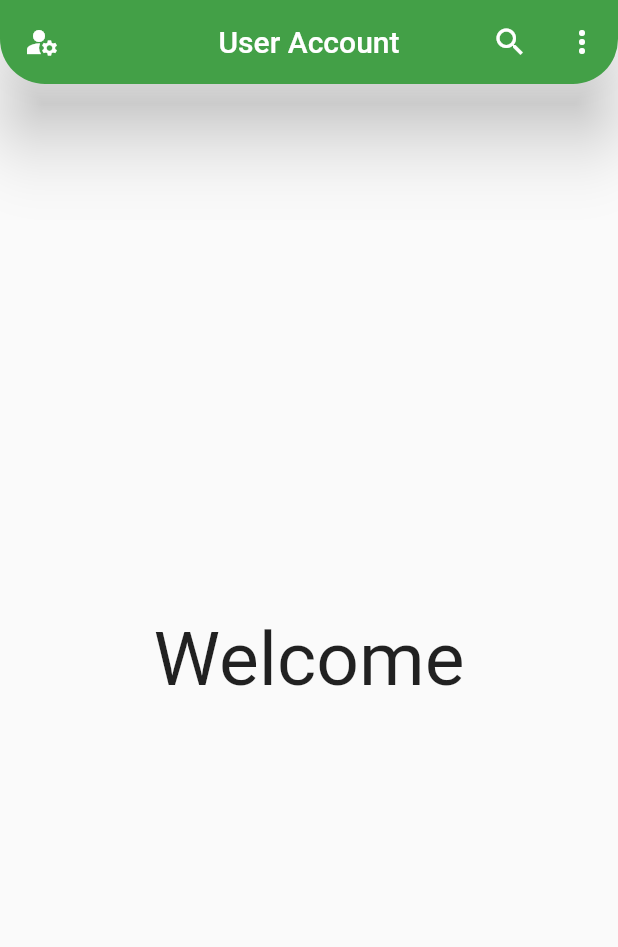
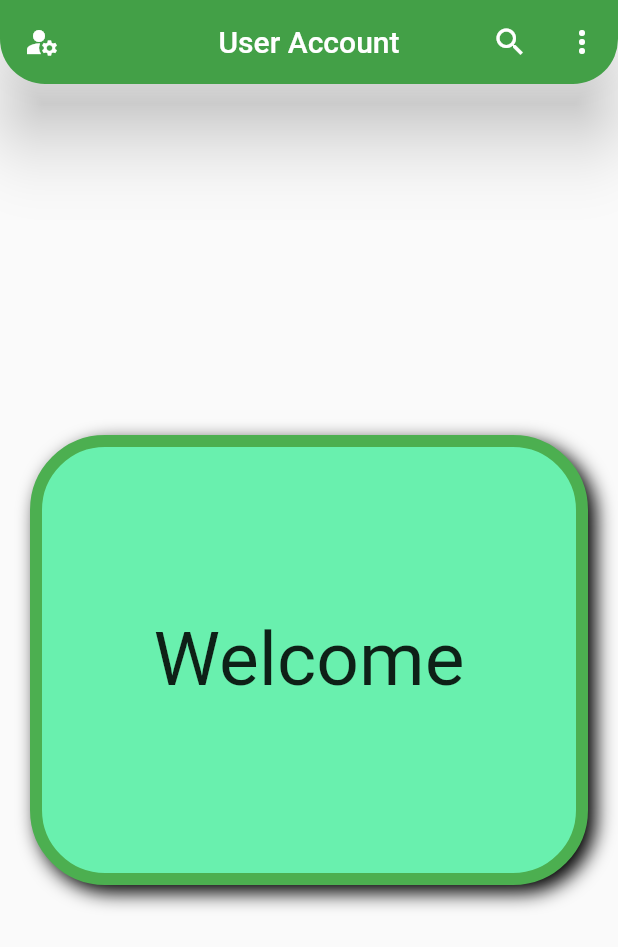
Before and after one commit to AlwinVJ/firstflutterapp, a Flutter app: the screen it shows after launch, on a phone screen of 412 x 824 dp. Shown: the top 947 px of the screen. Run offline on Flutter 3.47's test engine with Material 2 defaults, Android fonts, the phone set to English and light mode, and no system bars.

Commit message:
Second commit on 27th December

```diff
--- a/lib/widgets/container.dart
+++ b/lib/widgets/container.dart
@@ -1,4 +1,5 @@
 import 'package:flutter/material.dart';
+
 class MyWidget extends StatelessWidget {
   const MyWidget({super.key});
 
@@ -12,25 +13,40 @@ class MyWidget extends StatelessWidget {
         //Backgroung color
         backgroundColor: Colors.green[600],
         //Leading - left-side of the appbar, leading is property
-          leading: IconButton(onPressed: (){}, icon: Icon(Icons.manage_accounts)),
+        leading:
+            IconButton(onPressed: () {}, icon: Icon(Icons.manage_accounts)),
         // Actions - right-side of the appbar, action is a property
-          actions:[
+        actions: [
           IconButton(onPressed: () {}, icon: Icon(Icons.search)),
           IconButton(onPressed: () {}, icon: Icon(Icons.more_vert)),
         ],
         //Shape property determines the property of the app bar
-          shape: RoundedRectangleBorder(borderRadius: BorderRadius.vertical(bottom: Radius.circular(30))),
+        shape: RoundedRectangleBorder(
+            borderRadius: BorderRadius.vertical(bottom: Radius.circular(30))),
         // Elevation property controls the z axis of the app bar
         // and gives a dropshadow to the appbar
         elevation: 20.5,
       ),
 
       body: Center(
+          child: Container(
+        height: 300,
+        width: double.infinity,
+        margin: EdgeInsets.all(20),
+        alignment: Alignment.center,
+        decoration: BoxDecoration(
+            color: Colors.greenAccent,
+            border: Border.all(color: Colors.green, width: 8),
+            borderRadius: BorderRadius.circular(50),
+            boxShadow: const [
+              BoxShadow(
+                  color: Colors.black, offset: Offset(5, 5), blurRadius: 10)
+            ]),
         child: Text(
           'Welcome',
           style: TextStyle(fontSize: 50),
         ),
-        ),
+      )),
     );
   }
 }
```
Lines whose indentation alone changed are shown as unchanged.
